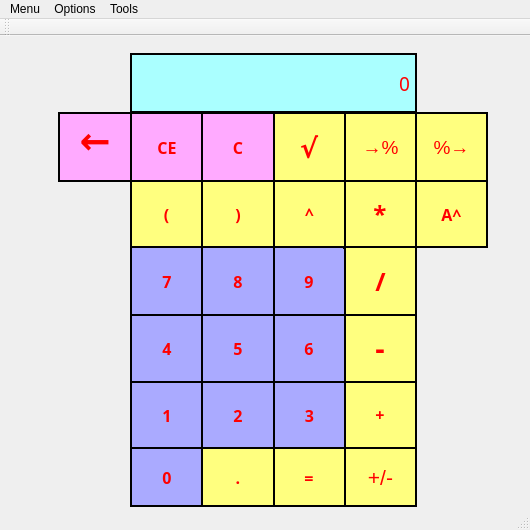
First picture: the form in Multifunctional calculator/mainwindow.ui, repository PavelRudenya730501/Project, before the edit.
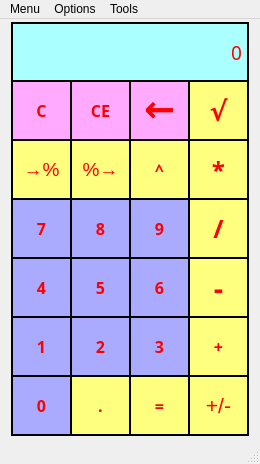
Second picture: the form after the edit.

What changed in the file:
```diff
--- a/Multifunctional calculator/mainwindow.ui
+++ b/Multifunctional calculator/mainwindow.ui
@@ -6,8 +6,8 @@
    <rect>
     <x>0</x>
     <y>0</y>
-    <width>530</width>
-    <height>530</height>
+    <width>260</width>
+    <height>464</height>
    </rect>
   </property>
   <property name="sizePolicy">
@@ -29,10 +29,10 @@
    <widget class="QPushButton" name="pushButton_1">
     <property name="geometry">
      <rect>
-      <x>130</x>
-      <y>344</y>
-      <width>74</width>
-      <height>70</height>
+      <x>11</x>
+      <y>297</y>
+      <width>61</width>
+      <height>61</height>
      </rect>
     </property>
     <property name="font">
@@ -55,10 +55,10 @@
    <widget class="QPushButton" name="pushButton_2">
     <property name="geometry">
      <rect>
-      <x>201</x>
-      <y>344</y>
-      <width>74</width>
-      <height>70</height>
+      <x>70</x>
+      <y>297</y>
+      <width>61</width>
+      <height>61</height>
      </rect>
     </property>
     <property name="font">
@@ -81,10 +81,10 @@
    <widget class="QPushButton" name="plus">
     <property name="geometry">
      <rect>
-      <x>343</x>
-      <y>344</y>
-      <width>74</width>
-      <height>69</height>
+      <x>188</x>
+      <y>297</y>
+      <width>61</width>
+      <height>61</height>
      </rect>
     </property>
     <property name="font">
@@ -107,10 +107,10 @@
    <widget class="QPushButton" name="pushButton_3">
     <property name="geometry">
      <rect>
-      <x>273</x>
-      <y>344</y>
-      <width>73</width>
-      <height>70</height>
+      <x>129</x>
+      <y>297</y>
+      <width>61</width>
+      <height>61</height>
      </rect>
     </property>
     <property name="font">
@@ -133,10 +133,10 @@
    <widget class="QPushButton" name="minus">
     <property name="geometry">
      <rect>
-      <x>343</x>
-      <y>277</y>
-      <width>74</width>
-      <height>70</height>
+      <x>188</x>
+      <y>238</y>
+      <width>61</width>
+      <height>61</height>
      </rect>
     </property>
     <property name="font">
@@ -159,10 +159,10 @@
    <widget class="QPushButton" name="pushButton_6">
     <property name="geometry">
      <rect>
-      <x>272</x>
-      <y>277</y>
-      <width>74</width>
-      <height>70</height>
+      <x>129</x>
+      <y>238</y>
+      <width>61</width>
+      <height>61</height>
      </rect>
     </property>
     <property name="font">
@@ -185,10 +185,10 @@
    <widget class="QPushButton" name="pushButton_4">
     <property name="geometry">
      <rect>
-      <x>130</x>
-      <y>277</y>
-      <width>74</width>
-      <height>70</height>
+      <x>11</x>
+      <y>238</y>
+      <width>61</width>
+      <height>61</height>
      </rect>
     </property>
     <property name="font">
@@ -211,10 +211,10 @@
    <widget class="QPushButton" name="pushButton_5">
     <property name="geometry">
      <rect>
-      <x>201</x>
-      <y>277</y>
-      <width>74</width>
-      <height>70</height>
+      <x>70</x>
+      <y>238</y>
+      <width>61</width>
+      <height>61</height>
      </rect>
     </property>
     <property name="font">
@@ -234,39 +234,13 @@
      <string>5</string>
     </property>
    </widget>
-   <widget class="QPushButton" name="pushButton_skl">
-    <property name="geometry">
-     <rect>
-      <x>201</x>
-      <y>143</y>
-      <width>74</width>
-      <height>70</height>
-     </rect>
-    </property>
-    <property name="font">
-     <font>
-      <family>Arial Black</family>
-      <pointsize>12</pointsize>
-      <weight>75</weight>
-      <bold>true</bold>
-     </font>
-    </property>
-    <property name="styleSheet">
-     <string notr="true">color: rgb(255, 0, 0);
-border: 2px solid black;
-background-color: rgb(255, 255, 127);</string>
-    </property>
-    <property name="text">
-     <string>)</string>
-    </property>
-   </widget>
    <widget class="QPushButton" name="pushButton_9">
     <property name="geometry">
      <rect>
-      <x>272</x>
-      <y>210</y>
-      <width>74</width>
-      <height>70</height>
+      <x>129</x>
+      <y>179</y>
+      <width>61</width>
+      <height>61</height>
      </rect>
     </property>
     <property name="font">
@@ -289,10 +263,10 @@
    <widget class="QPushButton" name="mul">
     <property name="geometry">
      <rect>
-      <x>343</x>
-      <y>143</y>
-      <width>74</width>
-      <height>70</height>
+      <x>188</x>
+      <y>120</y>
+      <width>61</width>
+      <height>61</height>
      </rect>
     </property>
     <property name="font">
@@ -315,10 +289,10 @@
    <widget class="QPushButton" name="stepen">
     <property name="geometry">
      <rect>
-      <x>273</x>
-      <y>142</y>
-      <width>73</width>
-      <height>70</height>
+      <x>129</x>
+      <y>120</y>
+      <width>61</width>
+      <height>61</height>
      </rect>
     </property>
     <property name="font">
@@ -341,10 +315,10 @@
    <widget class="QPushButton" name="div">
     <property name="geometry">
      <rect>
-      <x>344</x>
-      <y>210</y>
-      <width>73</width>
-      <height>70</height>
+      <x>188</x>
+      <y>179</y>
+      <width>61</width>
+      <height>61</height>
      </rect>
     </property>
     <property name="font">
@@ -364,39 +338,13 @@
      <string>/</string>
     </property>
    </widget>
-   <widget class="QPushButton" name="pushButton_skr">
-    <property name="geometry">
-     <rect>
-      <x>130</x>
-      <y>143</y>
-      <width>73</width>
-      <height>70</height>
-     </rect>
-    </property>
-    <property name="font">
-     <font>
-      <family>Arial Black</family>
-      <pointsize>12</pointsize>
-      <weight>75</weight>
-      <bold>true</bold>
-     </font>
-    </property>
-    <property name="styleSheet">
-     <string notr="true">color: rgb(255, 0, 0);
-border: 2px solid black;
-background-color: rgb(255, 255, 127);</string>
-    </property>
-    <property name="text">
-     <string>(</string>
-    </property>
-   </widget>
    <widget class="QPushButton" name="pushButton_7">
     <property name="geometry">
      <rect>
-      <x>130</x>
-      <y>210</y>
-      <width>74</width>
-      <height>70</height>
+      <x>11</x>
+      <y>179</y>
+      <width>61</width>
+      <height>61</height>
      </rect>
     </property>
     <property name="font">
@@ -419,10 +367,10 @@
    <widget class="QPushButton" name="pushButton_8">
     <property name="geometry">
      <rect>
-      <x>201</x>
-      <y>210</y>
-      <width>74</width>
-      <height>70</height>
+      <x>70</x>
+      <y>179</y>
+      <width>61</width>
+      <height>61</height>
      </rect>
     </property>
     <property name="font">
@@ -445,10 +393,10 @@
    <widget class="QPushButton" name="clear">
     <property name="geometry">
      <rect>
-      <x>130</x>
-      <y>76</y>
-      <width>74</width>
-      <height>70</height>
+      <x>70</x>
+      <y>61</y>
+      <width>61</width>
+      <height>61</height>
      </rect>
     </property>
     <property name="font">
@@ -473,10 +421,10 @@
    <widget class="QPushButton" name="koren">
     <property name="geometry">
      <rect>
-      <x>272</x>
-      <y>76</y>
-      <width>74</width>
-      <height>70</height>
+      <x>188</x>
+      <y>61</y>
+      <width>61</width>
+      <height>61</height>
      </rect>
     </property>
     <property name="font">
@@ -500,10 +448,10 @@
    <widget class="QPushButton" name="clear_all">
     <property name="geometry">
      <rect>
-      <x>201</x>
-      <y>76</y>
-      <width>74</width>
-      <height>70</height>
+      <x>11</x>
+      <y>61</y>
+      <width>61</width>
+      <height>61</height>
      </rect>
     </property>
     <property name="font">
@@ -527,10 +475,10 @@
    <widget class="QPushButton" name="percent">
     <property name="geometry">
      <rect>
-      <x>344</x>
-      <y>76</y>
-      <width>73</width>
-      <height>70</height>
+      <x>11</x>
+      <y>120</y>
+      <width>61</width>
+      <height>61</height>
      </rect>
     </property>
     <property name="font">
@@ -550,9 +498,9 @@
    <widget class="QLabel" name="label">
     <property name="geometry">
      <rect>
-      <x>130</x>
-      <y>17</y>
-      <width>287</width>
+      <x>11</x>
+      <y>3</y>
+      <width>238</width>
       <height>60</height>
      </rect>
     </property>
@@ -580,10 +528,10 @@
    <widget class="QPushButton" name="pushButton_0">
     <property name="geometry">
      <rect>
-      <x>130</x>
-      <y>411</y>
-      <width>74</width>
-      <height>60</height>
+      <x>11</x>
+      <y>356</y>
+      <width>61</width>
+      <height>61</height>
      </rect>
     </property>
     <property name="font">
@@ -606,10 +554,10 @@
    <widget class="QPushButton" name="ravno">
     <property name="geometry">
      <rect>
-      <x>272</x>
-      <y>411</y>
-      <width>74</width>
-      <height>60</height>
+      <x>129</x>
+      <y>356</y>
+      <width>61</width>
+      <height>61</height>
      </rect>
     </property>
     <property name="font">
@@ -632,10 +580,10 @@
    <widget class="QPushButton" name="dot">
     <property name="geometry">
      <rect>
-      <x>201</x>
-      <y>411</y>
-      <width>74</width>
-      <height>60</height>
+      <x>70</x>
+      <y>356</y>
+      <width>61</width>
+      <height>61</height>
      </rect>
     </property>
     <property name="font">
@@ -658,10 +606,10 @@
    <widget class="QPushButton" name="plmin">
     <property name="geometry">
      <rect>
-      <x>344</x>
-      <y>411</y>
-      <width>73</width>
-      <height>60</height>
+      <x>188</x>
+      <y>356</y>
+      <width>61</width>
+      <height>61</height>
      </rect>
     </property>
     <property name="font">
@@ -681,10 +629,10 @@
    <widget class="QPushButton" name="back">
     <property name="geometry">
      <rect>
-      <x>58</x>
-      <y>76</y>
-      <width>74</width>
-      <height>70</height>
+      <x>129</x>
+      <y>61</y>
+      <width>61</width>
+      <height>61</height>
      </rect>
     </property>
     <property name="sizePolicy">
@@ -719,10 +667,10 @@
    <widget class="QPushButton" name="percent_2">
     <property name="geometry">
      <rect>
-      <x>415</x>
-      <y>76</y>
-      <width>73</width>
-      <height>70</height>
+      <x>70</x>
+      <y>120</y>
+      <width>61</width>
+      <height>61</height>
      </rect>
     </property>
     <property name="font">
@@ -739,40 +687,14 @@
      <string>%→</string>
     </property>
    </widget>
-   <widget class="QPushButton" name="digit_in_power">
-    <property name="geometry">
-     <rect>
-      <x>415</x>
-      <y>144</y>
-      <width>73</width>
-      <height>68</height>
-     </rect>
-    </property>
-    <property name="font">
-     <font>
-      <family>Arial Black</family>
-      <pointsize>12</pointsize>
-      <weight>75</weight>
-      <bold>true</bold>
-     </font>
-    </property>
-    <property name="styleSheet">
-     <string notr="true">color: rgb(255, 0, 0);
-border: 2px solid black;
-background-color: rgb(255, 255, 127);</string>
-    </property>
-    <property name="text">
-     <string>A^</string>
-    </property>
-   </widget>
   </widget>
   <widget class="QMenuBar" name="menuBar">
    <property name="geometry">
     <rect>
      <x>0</x>
      <y>0</y>
-     <width>530</width>
-     <height>21</height>
+     <width>260</width>
+     <height>20</height>
     </rect>
    </property>
    <widget class="QMenu" name="menuMenu">
@@ -812,13 +734,12 @@
    <addaction name="menuOptions"/>
    <addaction name="menuGets"/>
   </widget>
-  <widget class="QToolBar" name="mainToolBar">
-   <attribute name="toolBarArea">
-    <enum>TopToolBarArea</enum>
-   </attribute>
-   <attribute name="toolBarBreak">
-    <bool>false</bool>
-   </attribute>
+  <widget class="QStatusBar" name="statusBar">
+   <property name="font">
+    <font>
+     <pointsize>12</pointsize>
+    </font>
+   </property>
   </widget>
   <widget class="QStatusBar" name="statusBar"/>
   <action name="action1_stage">
```
Left out of the diff: 104 changed lines with no effect on the pictures.
